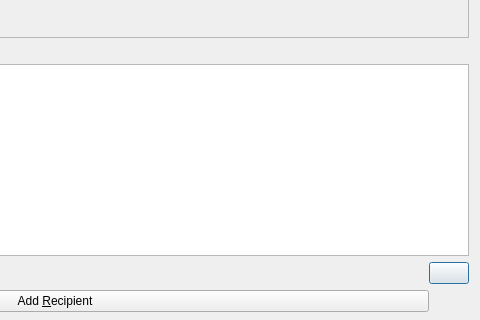
Above: src/qt/forms/sendcoinsdialog.ui from TheArcadiaGroup/DAPS before the change; both pictures show x 370 to 850 and y 290 to 610 of the 850 by 610 pixel window. Below: the same form after it.
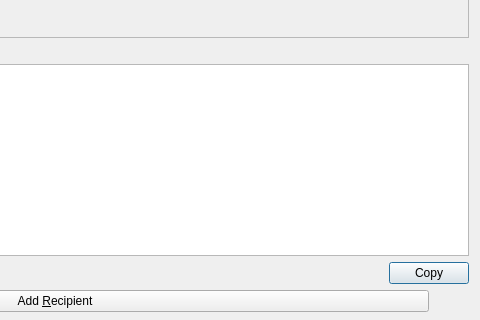
That is the form after the change. Icons and pictures are not drawn.

Commit message: add copy button to copy hex code of key image copy

```diff
--- a/src/qt/forms/sendcoinsdialog.ui
+++ b/src/qt/forms/sendcoinsdialog.ui
@@ -256,7 +256,7 @@
       <enum>Qt::RightToLeft</enum>
      </property>
      <property name="text">
-      <string/>
+      <string>Copy</string>
      </property>
     </widget>
    </item>
```
The commit also changes 3 other files.
